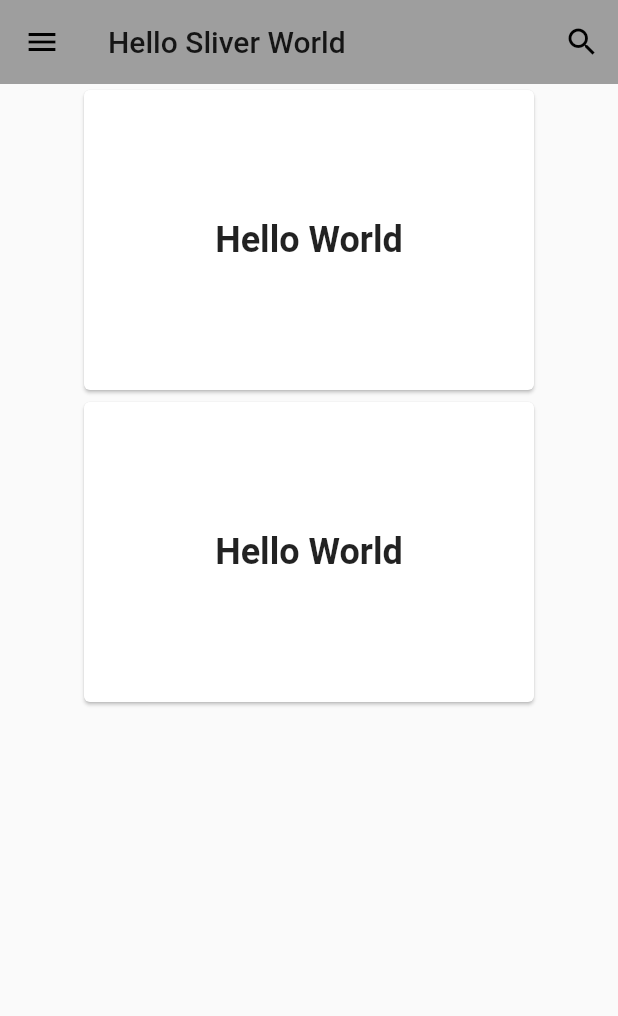
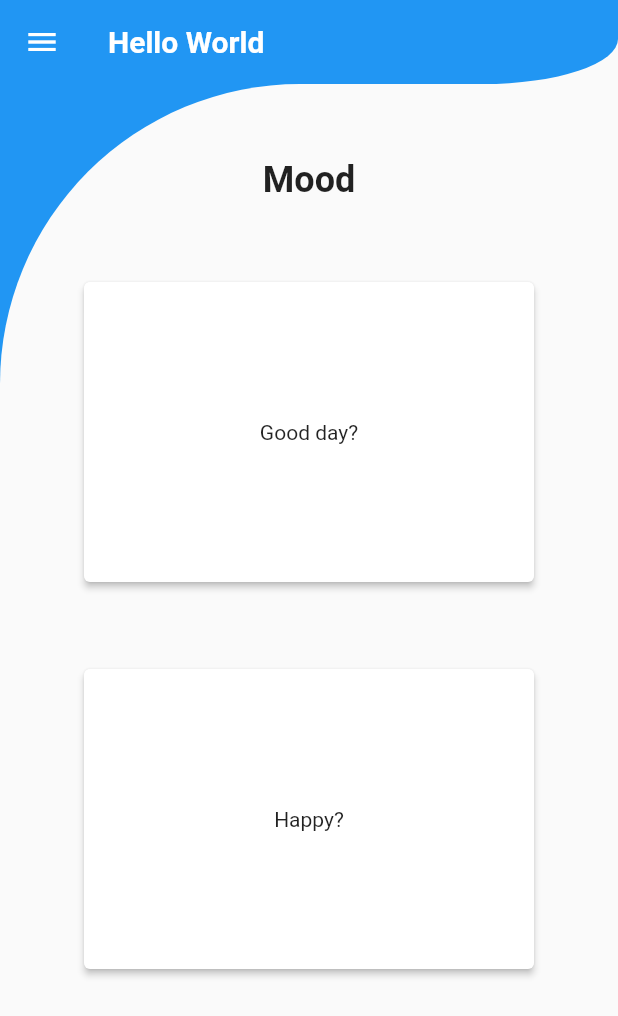
Before and after one commit to sugitlab/flutter_ui_cookbook, a Flutter app: the screen it shows after launch, on a phone screen of 412 x 824 dp. Shown: the top 1016 px of the screen. Run offline on Flutter 3.47's test engine with Material 2 defaults, Android fonts, the light colour scheme and no system bars.

Commit message:
combine appbar with body pattern

```diff
--- /dev/null
+++ b/lib/appbar/combine_appbar_and_body.dart
@@ -0,0 +1,78 @@
+import 'package:flutter/material.dart';
+
+class CombineAppbarAndBody extends StatelessWidget {
+  @override
+  Widget build(BuildContext context) {
+    return MaterialApp(
+      theme: ThemeData(
+        primarySwatch: Colors.blue,
+      ),
+      debugShowCheckedModeBanner: false,
+      home: Scaffold(
+        appBar: AppBar(
+          leading: IconButton(icon: Icon(Icons.menu), onPressed: () {}),
+          title: Text('Hello World',
+              style: TextStyle(fontSize: 20, fontWeight: FontWeight.bold)),
+          shape: RoundedRectangleBorder(
+            borderRadius: BorderRadius.only(
+              bottomRight: Radius.elliptical(90, 30),
+            ),
+          ),
+          elevation: 0,
+        ),
+        body: Align(
+          alignment: Alignment.topCenter,
+          child: Stack(
+            children: [
+              Container(
+                height: 500,
+                color: Theme.of(context).primaryColor,
+              ),
+              Align(
+                alignment: Alignment.topRight,
+                child: Container(
+                  height: 500,
+                  decoration: BoxDecoration(
+                    borderRadius: BorderRadius.only(
+                      topLeft: Radius.circular(200),
+                    ),
+                    color: Theme.of(context).scaffoldBackgroundColor,
+                  ),
+                ),
+              ),
+              Center(
+                child: Column(
+                  mainAxisAlignment: MainAxisAlignment.start,
+                  children: [
+                    SizedBox(height: 50),
+                    Text('Mood',
+                        style: TextStyle(
+                            fontSize: 24, fontWeight: FontWeight.bold)),
+                    SizedBox(height: 50),
+                    Card(
+                      elevation: 2,
+                      child: Container(
+                        height: 200,
+                        width: 300,
+                        child: Center(child: Text('Good day?')),
+                      ),
+                    ),
+                    SizedBox(height: 50),
+                    Card(
+                      elevation: 2,
+                      child: Container(
+                        height: 200,
+                        width: 300,
+                        child: Center(child: Text('Happy?')),
+                      ),
+                    ),
+                  ],
+                ),
+              ),
+            ],
+          ),
+        ),
+      ),
+    );
+  }
+}
--- a/lib/main.dart
+++ b/lib/main.dart
@@ -10,7 +10,11 @@ import './appbar/transparent_appbar.dart';
 import './appbar/photo_appbar.dart';
 // (5) sliver sample appbar
 import './appbar/sliver_appbar.dart';
+// (6) Border Radius appbar
+import './appbar/border_radius_appbar.dart';
+// (7) Combine appbar and body
+import './appbar/combine_appbar_and_body.dart';
 
 void main() {
-  runApp(SliverSampleAppbar());
+  runApp(CombineAppbarAndBody());
 }
```
Also changed, not shown: lib/appbar/border_radius_appbar.dart (added, +44 -0 lines).
